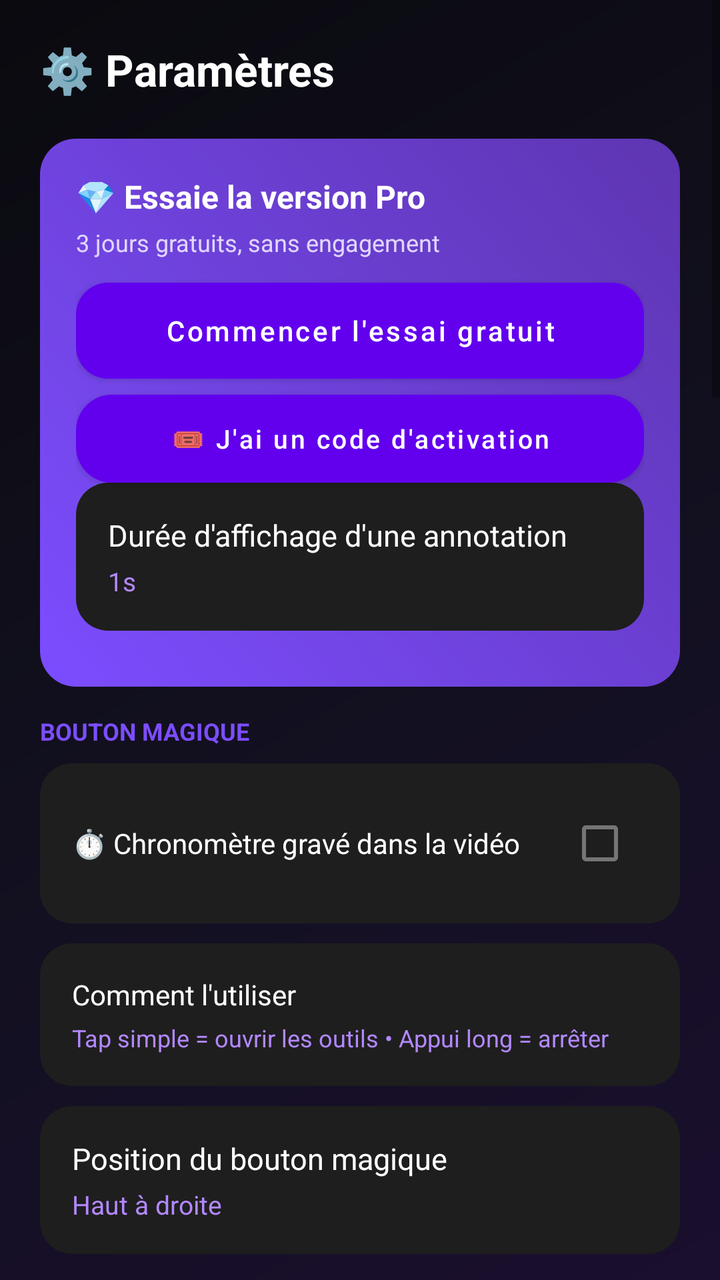
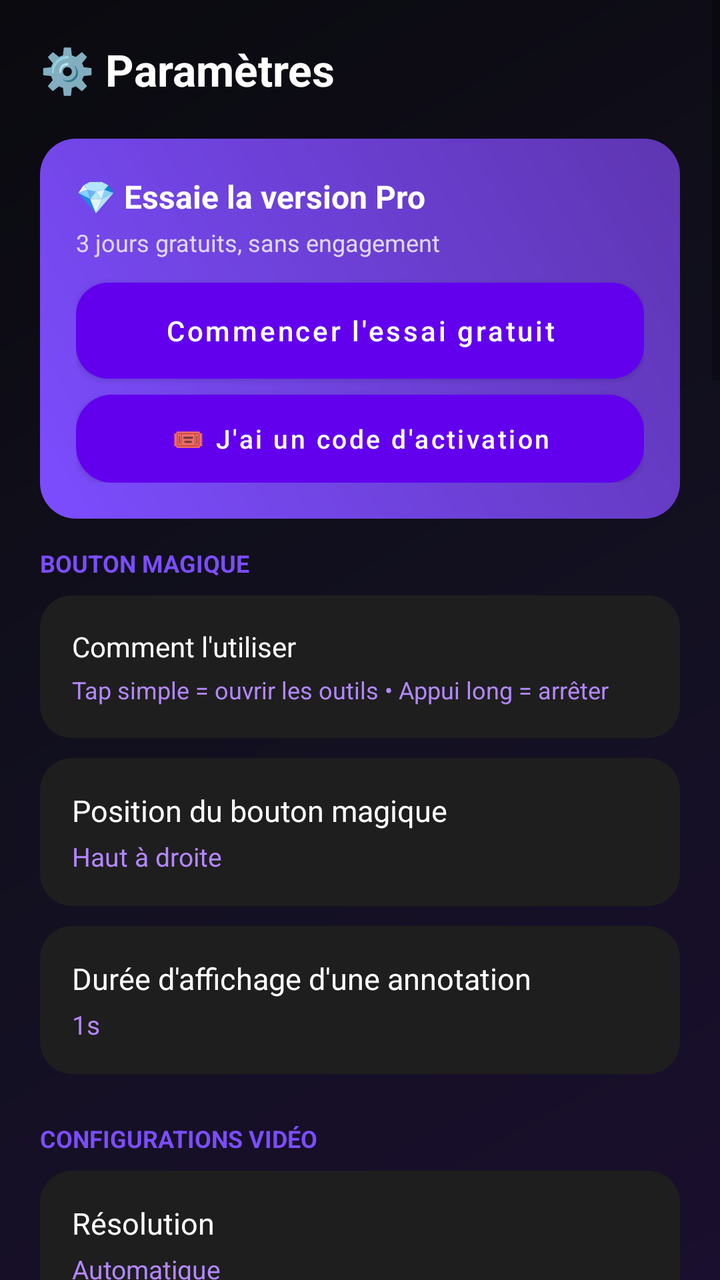

Before-and-after screenshots of an Android layout around one commit, followed by the original layout XML and the change that was made.
<!-- AndroidManifest.xml: application theme Theme.ScreenRecorder -->
<!-- res/layout/activity_settings.xml -->
<?xml version="1.0" encoding="utf-8"?>
<ScrollView xmlns:android="http://schemas.android.com/apk/res/android"
    android:layout_width="match_parent"
    android:layout_height="match_parent"
    android:background="@drawable/bg_gradient_screen">

    <LinearLayout
        android:layout_width="match_parent"
        android:layout_height="wrap_content"
        android:orientation="vertical"
        android:padding="20dp">

        <TextView
            android:layout_width="wrap_content"
            android:layout_height="wrap_content"
            android:text="⚙️ Paramètres"
            android:textColor="#FFFFFF"
            android:textSize="22sp"
            android:textStyle="bold"
            android:layout_marginBottom="6dp" />

        <LinearLayout
            android:id="@+id/trialCard"
            android:layout_width="match_parent"
            android:layout_height="wrap_content"
            android:orientation="vertical"
            android:background="@drawable/bg_stat_purple"
            android:padding="18dp"
            android:layout_marginTop="14dp"
            android:layout_marginBottom="14dp">

            <TextView
                android:id="@+id/trialTitle"
                android:layout_width="wrap_content"
                android:layout_height="wrap_content"
                android:text="💎 Essaie la version Pro"
                android:textColor="#FFFFFF"
                android:textSize="16sp"
                android:textStyle="bold" />

            <TextView
                android:id="@+id/trialSubtitle"
                android:layout_width="wrap_content"
                android:layout_height="wrap_content"
                android:text="3 jours gratuits, sans engagement"
                android:textColor="#E0D6FF"
                android:textSize="12sp"
                android:layout_marginTop="4dp"
                android:layout_marginBottom="12dp" />

            <Button
                android:id="@+id/trialButton"
                android:layout_width="match_parent"
                android:layout_height="48dp"
                android:background="@drawable/bg_card"
                android:textColor="#FFFFFF"
                android:textAllCaps="false"
                android:text="Commencer l'essai gratuit" />

            <Button
                android:id="@+id/redeemCodeButton"
                android:layout_width="match_parent"
                android:layout_height="44dp"
                android:layout_marginTop="8dp"
                android:background="@drawable/bg_stat_pink"
                android:textColor="#FFFFFF"
                android:textAllCaps="false"
                android:textSize="13sp"
                android:text="🎟️ J'ai un code d'activation" />

<LinearLayout
            android:id="@+id/annotationDurationRow"
            android:layout_width="match_parent"
            android:layout_height="wrap_content"
            android:orientation="vertical"
            android:background="@drawable/bg_card"
            android:clickable="true"
            android:focusable="true"
            android:padding="16dp"
            android:layout_marginBottom="10dp">

            <TextView
                android:layout_width="wrap_content"
                android:layout_height="wrap_content"
                android:text="Durée d'affichage d'une annotation"
                android:textColor="#FFFFFF"
                android:textSize="15sp" />

            <TextView
                android:id="@+id/annotationDurationValue"
                android:layout_width="wrap_content"
                android:layout_height="wrap_content"
                android:text="1s"
                android:textColor="#B388FF"
                android:textSize="13sp"
                android:layout_marginTop="4dp" />
        </LinearLayout>

        </LinearLayout>

        <TextView
            android:layout_width="wrap_content"
            android:layout_height="wrap_content"
            android:text="BOUTON MAGIQUE"
            android:textColor="#7C4DFF"
            android:textSize="12sp"
            android:textStyle="bold"
            android:layout_marginBottom="8dp" />

<LinearLayout
            android:layout_width="match_parent"
            android:layout_height="wrap_content"
            android:orientation="horizontal"
            android:gravity="center_vertical"
            android:background="@drawable/bg_card"
            android:padding="16dp"
            android:layout_marginBottom="10dp">

            <TextView
                android:layout_width="0dp"
                android:layout_height="wrap_content"
                android:layout_weight="1"
                android:text="⏱️ Chronomètre gravé dans la vidéo"
                android:textColor="#FFFFFF"
                android:textSize="14sp" />

            <CheckBox
                android:id="@+id/chronometerCheck"
                android:layout_width="wrap_content"
                android:layout_height="wrap_content" />

        </LinearLayout>

        <LinearLayout
            android:layout_width="match_parent"
            android:layout_height="wrap_content"
            android:orientation="vertical"
            android:background="@drawable/bg_card"
            android:padding="16dp"
            android:layout_marginBottom="10dp">

            <TextView
                android:layout_width="wrap_content"
                android:layout_height="wrap_content"
                android:text="Comment l'utiliser"
                android:textColor="#FFFFFF"
                android:textSize="14sp" />

            <TextView
                android:layout_width="match_parent"
                android:layout_height="wrap_content"
                android:text="Tap simple = ouvrir les outils • Appui long = arrêter"
                android:textColor="#B388FF"
                android:textSize="12sp"
                android:layout_marginTop="4dp" />
        </LinearLayout>

        <LinearLayout
            android:id="@+id/bubblePositionRow"
            android:layout_width="match_parent"
            android:layout_height="wrap_content"
            android:orientation="vertical"
            android:background="@drawable/bg_card"
            android:clickable="true"
            android:focusable="true"
            android:padding="16dp"
            android:layout_marginBottom="10dp">

            <TextView
                android:layout_width="wrap_content"
                android:layout_height="wrap_content"
                android:text="Position du bouton magique"
                android:textColor="#FFFFFF"
                android:textSize="15sp" />

            <TextView
                android:id="@+id/bubblePositionValue"
                android:layout_width="wrap_content"
                android:layout_height="wrap_content"
                android:text="Haut à droite"
                android:textColor="#B388FF"
                android:textSize="13sp"
                android:layout_marginTop="4dp" />
        </LinearLayout>

        <TextView
            android:layout_width="wrap_content"
            android:layout_height="wrap_content"
            android:text="CONFIGURATIONS VIDÉO"
            android:textColor="#7C4DFF"
            android:textSize="12sp"
            android:textStyle="bold"
            android:layout_marginTop="14dp"
            android:layout_marginBottom="8dp" />

        <LinearLayout
            android:id="@+id/resolutionRow"
            android:layout_width="match_parent"
            android:layout_height="wrap_content"
            android:orientation="vertical"
            android:background="@drawable/bg_card"
            android:clickable="true"
            android:focusable="true"
            android:padding="16dp"
            android:layout_marginBottom="10dp">

            <TextView
                android:layout_width="wrap_content"
                android:layout_height="wrap_content"
                android:text="Résolution"
                android:textColor="#FFFFFF"
                android:textSize="15sp" />

            <TextView
                android:id="@+id/resolutionValue"
                android:layout_width="wrap_content"
                android:layout_height="wrap_content"
                android:text="Automatique"
                android:textColor="#B388FF"
                android:textSize="13sp"
                android:layout_marginTop="4dp" />
        </LinearLayout>

        <LinearLayout
            android:id="@+id/bitrateRow"
            android:layout_width="match_parent"
            android:layout_height="wrap_content"
            android:orientation="vertical"
            android:background="@drawable/bg_card"
            android:clickable="true"
            android:focusable="true"
            android:padding="16dp"
            android:layout_marginBottom="10dp">

            <TextView
                android:layout_width="wrap_content"
                android:layout_height="wrap_content"
                android:text="Bitrate (qualité de l'image)"
                android:textColor="#FFFFFF"
                android:textSize="15sp" />

            <TextView
                android:id="@+id/bitrateValue"
                android:layout_width="wrap_content"
                android:layout_height="wrap_content"
                android:text="Automatique"
                android:textColor="#B388FF"
                android:textSize="13sp"
                android:layout_marginTop="4dp" />
        </LinearLayout>

        <LinearLayout
            android:id="@+id/frameRateRow"
            android:layout_width="match_parent"
            android:layout_height="wrap_content"
            android:orientation="vertical"
            android:background="@drawable/bg_card"
            android:clickable="true"
            android:focusable="true"
            android:padding="16dp"
            android:layout_marginBottom="10dp">

            <TextView
                android:layout_width="wrap_content"
                android:layout_height="wrap_content"
                android:text="Fréquence d'images (FPS)"
                android:textColor="#FFFFFF"
                android:textSize="15sp" />

            <TextView
                android:id="@+id/frameRateValue"
                android:layout_width="wrap_content"
                android:layout_height="wrap_content"
                android:text="Automatique"
                android:textColor="#B388FF"
                android:textSize="13sp"
                android:layout_marginTop="4dp" />
        </LinearLayout>

        <LinearLayout
            android:id="@+id/countdownRow"
            android:layout_width="match_parent"
            android:layout_height="wrap_content"
            android:orientation="vertical"
            android:background="@drawable/bg_card"
            android:clickable="true"
            android:focusable="true"
            android:padding="16dp"
            android:layout_marginBottom="10dp">

            <TextView
                android:layout_width="wrap_content"
                android:layout_height="wrap_content"
                android:text="Compte à rebours"
                android:textColor="#FFFFFF"
                android:textSize="15sp" />

            <TextView
                android:id="@+id/countdownValue"
                android:layout_width="wrap_content"
                android:layout_height="wrap_content"
                android:text="3s"
                android:textColor="#B388FF"
                android:textSize="13sp"
                android:layout_marginTop="4dp" />
        </LinearLayout>

        <TextView
            android:layout_width="wrap_content"
            android:layout_height="wrap_content"
            android:text="STABILITÉ"
            android:textColor="#7C4DFF"
            android:textSize="12sp"
            android:textStyle="bold"
            android:layout_marginTop="14dp"
            android:layout_marginBottom="8dp" />

        <LinearLayout
            android:id="@+id/batteryRow"
            android:layout_width="match_parent"
            android:layout_height="wrap_content"
            android:orientation="vertical"
            android:background="@drawable/bg_card"
            android:clickable="true"
            android:focusable="true"
            android:padding="16dp"
            android:layout_marginBottom="10dp">

            <TextView
                android:layout_width="wrap_content"
                android:layout_height="wrap_content"
                android:text="Éviter les arrêts imprévus"
                android:textColor="#FFFFFF"
                android:textSize="15sp" />

            <TextView
                android:layout_width="match_parent"
                android:layout_height="wrap_content"
                android:text="Désactive l'optimisation de batterie du système pour cette appli"
                android:textColor="#B388FF"
                android:textSize="12sp"
                android:layout_marginTop="4dp" />
        </LinearLayout>

        <TextView
            android:layout_width="wrap_content"
            android:layout_height="wrap_content"
            android:text="PERSONNALISATION"
            android:textColor="#7C4DFF"
            android:textSize="12sp"
            android:textStyle="bold"
            android:layout_marginTop="14dp"
            android:layout_marginBottom="8dp" />

        <LinearLayout
            android:layout_width="match_parent"
            android:layout_height="wrap_content"
            android:orientation="vertical"
            android:background="@drawable/bg_card"
            android:padding="16dp"
            android:layout_marginBottom="10dp">

            <LinearLayout
                android:layout_width="match_parent"
                android:layout_height="wrap_content"
                android:orientation="horizontal"
                android:gravity="center_vertical">

                <TextView
                    android:layout_width="0dp"
                    android:layout_height="wrap_content"
                    android:layout_weight="1"
                    android:text="Afficher le filigrane"
                    android:textColor="#FFFFFF"
                    android:textSize="14sp" />

                <CheckBox
                    android:id="@+id/watermarkCheck"
                    android:layout_width="wrap_content"
                    android:layout_height="wrap_content" />
            </LinearLayout>

            <EditText
                android:id="@+id/watermarkTextInput"
                android:layout_width="match_parent"
                android:layout_height="wrap_content"
                android:hint="Texte du filigrane"
                android:textColor="#FFFFFF"
                android:textColorHint="#888888"
                android:layout_marginTop="10dp" />

            <Button
                android:id="@+id/logoPickerButton"
                android:layout_width="match_parent"
                android:layout_height="wrap_content"
                android:background="@drawable/bg_stat_pink"
                android:textColor="#FFFFFF"
                android:textAllCaps="false"
                android:textSize="13sp"
                android:text="🖼️ Utiliser mon logo (Pro)"
                android:layout_marginTop="10dp" />

        </LinearLayout>

        <LinearLayout
            android:layout_width="match_parent"
            android:layout_height="wrap_content"
            android:orientation="horizontal"
            android:gravity="center_vertical"
            android:background="@drawable/bg_card"
            android:padding="16dp"
            android:layout_marginBottom="10dp">

            <TextView
                android:layout_width="0dp"
                android:layout_height="wrap_content"
                android:layout_weight="1"
                android:text="Masquer la bulle d'outils pendant l'enregistrement"
                android:textColor="#FFFFFF"
                android:textSize="14sp" />

            <CheckBox
                android:id="@+id/hideBubbleCheck"
                android:layout_width="wrap_content"
                android:layout_height="wrap_content" />

        </LinearLayout>

        <LinearLayout
            android:layout_width="match_parent"
            android:layout_height="wrap_content"
            android:orientation="horizontal"
            android:gravity="center_vertical"
            android:background="@drawable/bg_card"
            android:padding="16dp"
            android:layout_marginBottom="10dp">

            <TextView
                android:layout_width="0dp"
                android:layout_height="wrap_content"
                android:layout_weight="1"
                android:text="Utiliser la corbeille"
                android:textColor="#FFFFFF"
                android:textSize="14sp" />

            <CheckBox
                android:id="@+id/trashCheck"
                android:layout_width="wrap_content"
                android:layout_height="wrap_content" />

        </LinearLayout>

        <LinearLayout
            android:layout_width="match_parent"
            android:layout_height="wrap_content"
            android:orientation="horizontal"
            android:gravity="center_vertical"
            android:background="@drawable/bg_card"
            android:padding="16dp"
            android:layout_marginBottom="10dp">

            <TextView
                android:layout_width="0dp"
                android:layout_height="wrap_content"
                android:layout_weight="1"
                android:text="Résumé après enregistrement"
                android:textColor="#FFFFFF"
                android:textSize="14sp" />

            <CheckBox
                android:id="@+id/popupCheck"
                android:layout_width="wrap_content"
                android:layout_height="wrap_content" />

        </LinearLayout>

        <LinearLayout
            android:id="@+id/showTapsRow"
            android:layout_width="match_parent"
            android:layout_height="wrap_content"
            android:orientation="vertical"
            android:background="@drawable/bg_card"
            android:clickable="true"
            android:focusable="true"
            android:padding="16dp"
            android:layout_marginBottom="10dp">

            <TextView
                android:layout_width="wrap_content"
                android:layout_height="wrap_content"
                android:text="Afficher le toucher à l'écran"
                android:textColor="#FFFFFF"
                android:textSize="15sp" />

            <TextView
                android:layout_width="match_parent"
                android:layout_height="wrap_content"
                android:text="Active « Afficher les appuis » dans les Options développeur Android"
                android:textColor="#B388FF"
                android:textSize="12sp"
                android:layout_marginTop="4dp" />
        </LinearLayout>

        <LinearLayout
            android:layout_width="match_parent"
            android:layout_height="wrap_content"
            android:orientation="horizontal"
            android:gravity="center_vertical"
            android:background="@drawable/bg_card"
            android:padding="16dp"
            android:layout_marginBottom="10dp">

            <TextView
                android:layout_width="0dp"
                android:layout_height="wrap_content"
                android:layout_weight="1"
                android:text="👋 Rappels si inactif"
                android:textColor="#FFFFFF"
                android:textSize="14sp" />

            <CheckBox
                android:id="@+id/remindersCheck"
                android:layout_width="wrap_content"
                android:layout_height="wrap_content" />

        </LinearLayout>

        <LinearLayout
            android:id="@+id/pinRow"
            android:layout_width="match_parent"
            android:layout_height="wrap_content"
            android:orientation="horizontal"
            android:gravity="center_vertical"
            android:background="@drawable/bg_card"
            android:clickable="true"
            android:focusable="true"
            android:padding="16dp"
            android:layout_marginBottom="10dp">

            <TextView
                android:layout_width="0dp"
                android:layout_height="wrap_content"
                android:layout_weight="1"
                android:text="🔒 Verrouillage par code PIN"
                android:textColor="#FFFFFF"
                android:textSize="14sp" />

            <CheckBox
                android:id="@+id/pinCheck"
                android:layout_width="wrap_content"
                android:layout_height="wrap_content"
                android:clickable="false" />

        </LinearLayout>

        <TextView
            android:layout_width="wrap_content"
            android:layout_height="wrap_content"
            android:text="SAUVEGARDE"
            android:textColor="#7C4DFF"
            android:textSize="12sp"
            android:textStyle="bold"
            android:layout_marginTop="14dp"
            android:layout_marginBottom="8dp" />

        <LinearLayout
            android:id="@+id/backupFolderRow"
            android:layout_width="match_parent"
            android:layout_height="wrap_content"
            android:orientation="vertical"
            android:background="@drawable/bg_card"
            android:clickable="true"
            android:focusable="true"
            android:padding="16dp">

            <TextView
                android:layout_width="wrap_content"
                android:layout_height="wrap_content"
                android:text="📁 Dossier de sauvegarde auto (Pro)"
                android:textColor="#FFFFFF"
                android:textSize="15sp" />

            <TextView
                android:id="@+id/backupFolderValue"
                android:layout_width="match_parent"
                android:layout_height="wrap_content"
                android:text="Aucun dossier choisi"
                android:textColor="#B388FF"
                android:textSize="12sp"
                android:layout_marginTop="4dp" />
        </LinearLayout>

    </LinearLayout>
</ScrollView>
<!-- resources referenced by this layout -->
<resources>
  <!-- drawable bg_card (drawable) -->
  <?xml version="1.0" encoding="utf-8"?>
  <shape xmlns:android="http://schemas.android.com/apk/res/android" android:shape="rectangle">
      <solid android:color="#1E1E1E" />
      <corners android:radius="16dp" />
  </shape>
  <!-- drawable bg_gradient_screen (drawable) -->
  <?xml version="1.0" encoding="utf-8"?>
  <shape xmlns:android="http://schemas.android.com/apk/res/android" android:shape="rectangle">
      <gradient
          android:type="linear"
          android:angle="135"
          android:startColor="#1A0F2E"
          android:centerColor="#12101F"
          android:endColor="#0A0A0F" />
  </shape>
  <!-- drawable bg_stat_pink (drawable) -->
  <?xml version="1.0" encoding="utf-8"?>
  <shape xmlns:android="http://schemas.android.com/apk/res/android" android:shape="rectangle">
      <gradient android:type="linear" android:angle="45" android:startColor="#EC407A" android:endColor="#AD1457"/>
      <corners android:radius="18dp"/>
  </shape>
  <!-- drawable bg_stat_purple (drawable) -->
  <?xml version="1.0" encoding="utf-8"?>
  <shape xmlns:android="http://schemas.android.com/apk/res/android" android:shape="rectangle">
      <gradient android:type="linear" android:angle="45" android:startColor="#7C4DFF" android:endColor="#5E35B1" />
      <corners android:radius="18dp" />
  </shape>
  <style name="Theme.ScreenRecorder" parent="Theme.MaterialComponents.DayNight.NoActionBar" />
</resources>

<!-- the commit's change to res/layout/activity_settings.xml (unified diff, before → after) -->
@@ -68,34 +68,6 @@
                 android:textSize="13sp"
                 android:text="🎟️ J'ai un code d'activation" />
 
-<LinearLayout
-            android:id="@+id/annotationDurationRow"
-            android:layout_width="match_parent"
-            android:layout_height="wrap_content"
-            android:orientation="vertical"
-            android:background="@drawable/bg_card"
-            android:clickable="true"
-            android:focusable="true"
-            android:padding="16dp"
-            android:layout_marginBottom="10dp">
-
-            <TextView
-                android:layout_width="wrap_content"
-                android:layout_height="wrap_content"
-                android:text="Durée d'affichage d'une annotation"
-                android:textColor="#FFFFFF"
-                android:textSize="15sp" />
-
-            <TextView
-                android:id="@+id/annotationDurationValue"
-                android:layout_width="wrap_content"
-                android:layout_height="wrap_content"
-                android:text="1s"
-                android:textColor="#B388FF"
-                android:textSize="13sp"
-                android:layout_marginTop="4dp" />
-        </LinearLayout>
-
         </LinearLayout>
 
         <TextView
@@ -107,30 +79,6 @@
             android:textStyle="bold"
             android:layout_marginBottom="8dp" />
 
-<LinearLayout
-            android:layout_width="match_parent"
-            android:layout_height="wrap_content"
-            android:orientation="horizontal"
-            android:gravity="center_vertical"
-            android:background="@drawable/bg_card"
-            android:padding="16dp"
-            android:layout_marginBottom="10dp">
-
-            <TextView
-                android:layout_width="0dp"
-                android:layout_height="wrap_content"
-                android:layout_weight="1"
-                android:text="⏱️ Chronomètre gravé dans la vidéo"
-                android:textColor="#FFFFFF"
-                android:textSize="14sp" />
-
-            <CheckBox
-                android:id="@+id/chronometerCheck"
-                android:layout_width="wrap_content"
-                android:layout_height="wrap_content" />
-
-        </LinearLayout>
-
         <LinearLayout
             android:layout_width="match_parent"
             android:layout_height="wrap_content"
@@ -178,6 +126,34 @@
                 android:layout_width="wrap_content"
                 android:layout_height="wrap_content"
                 android:text="Haut à droite"
+                android:textColor="#B388FF"
+                android:textSize="13sp"
+                android:layout_marginTop="4dp" />
+        </LinearLayout>
+
+        <LinearLayout
+            android:id="@+id/annotationDurationRow"
+            android:layout_width="match_parent"
+            android:layout_height="wrap_content"
+            android:orientation="vertical"
+            android:background="@drawable/bg_card"
+            android:clickable="true"
+            android:focusable="true"
+            android:padding="16dp"
+            android:layout_marginBottom="10dp">
+
+            <TextView
+                android:layout_width="wrap_content"
+                android:layout_height="wrap_content"
+                android:text="Durée d'affichage d'une annotation"
+                android:textColor="#FFFFFF"
+                android:textSize="15sp" />
+
+            <TextView
+                android:id="@+id/annotationDurationValue"
+                android:layout_width="wrap_content"
+                android:layout_height="wrap_content"
+                android:text="1s"
                 android:textColor="#B388FF"
                 android:textSize="13sp"
                 android:layout_marginTop="4dp" />
@@ -415,6 +391,30 @@
                 android:layout_width="0dp"
                 android:layout_height="wrap_content"
                 android:layout_weight="1"
+                android:text="⏱️ Chronomètre gravé dans la vidéo"
+                android:textColor="#FFFFFF"
+                android:textSize="14sp" />
+
+            <CheckBox
+                android:id="@+id/chronometerCheck"
+                android:layout_width="wrap_content"
+                android:layout_height="wrap_content" />
+
+        </LinearLayout>
+
+        <LinearLayout
+            android:layout_width="match_parent"
+            android:layout_height="wrap_content"
+            android:orientation="horizontal"
+            android:gravity="center_vertical"
+            android:background="@drawable/bg_card"
+            android:padding="16dp"
+            android:layout_marginBottom="10dp">
+
+            <TextView
+                android:layout_width="0dp"
+                android:layout_height="wrap_content"
+                android:layout_weight="1"
                 android:text="Masquer la bulle d'outils pendant l'enregistrement"
                 android:textColor="#FFFFFF"
                 android:textSize="14sp" />
@@ -520,6 +520,30 @@
 
             <CheckBox
                 android:id="@+id/remindersCheck"
+                android:layout_width="wrap_content"
+                android:layout_height="wrap_content" />
+
+        </LinearLayout>
+
+        <LinearLayout
+            android:layout_width="match_parent"
+            android:layout_height="wrap_content"
+            android:orientation="horizontal"
+            android:gravity="center_vertical"
+            android:background="@drawable/bg_card"
+            android:padding="16dp"
+            android:layout_marginBottom="10dp">
+
+            <TextView
+                android:layout_width="0dp"
+                android:layout_height="wrap_content"
+                android:layout_weight="1"
+                android:text="🔔 Raccourci de démarrage en notification"
+                android:textColor="#FFFFFF"
+                android:textSize="14sp" />
+
+            <CheckBox
+                android:id="@+id/quickStartCheck"
                 android:layout_width="wrap_content"
                 android:layout_height="wrap_content" />
 
